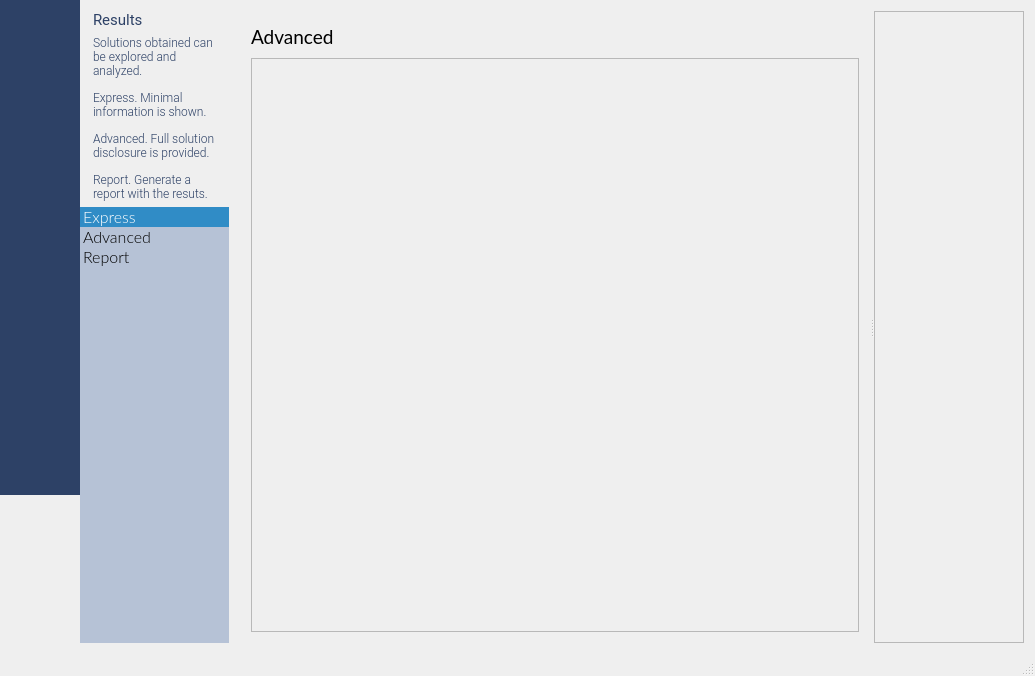
This is source/mainwidget.ui in emigdioz/LeafGP as Qt 5 draws it before an edit. The edited form follows.
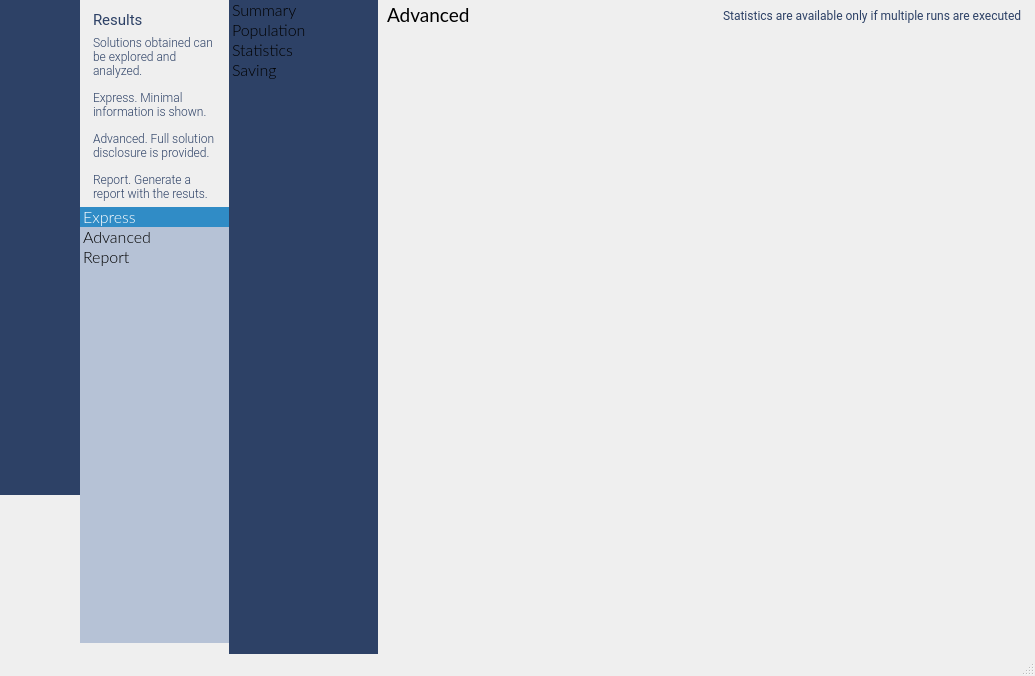
This is the edited form. The open tabs and pages were chosen to show the change. Icons and pictures are not drawn. Custom widgets are drawn as their Qt base class.

```diff
--- a/source/mainwidget.ui
+++ b/source/mainwidget.ui
@@ -5497,15 +5497,170 @@
            </layout>
           </widget>
           <widget class="QWidget" name="pageResultsAdvanced">
+           <layout class="QGridLayout" name="gridLayout_96">
+            <property name="leftMargin">
+             <number>0</number>
+            </property>
+            <property name="topMargin">
+             <number>0</number>
+            </property>
+            <property name="rightMargin">
+             <number>0</number>
+            </property>
+            <property name="bottomMargin">
+             <number>0</number>
+            </property>
+            <property name="spacing">
+             <number>0</number>
+            </property>
+            <item row="0" column="0">
+             <widget class="QFrame" name="frame_36">
+              <property name="minimumSize">
+               <size>
+                <width>149</width>
+                <height>0</height>
+               </size>
+              </property>
+              <property name="maximumSize">
+               <size>
+                <width>149</width>
+                <height>16777215</height>
+               </size>
+              </property>
+              <property name="frameShape">
+               <enum>QFrame::NoFrame</enum>
+              </property>
+              <property name="frameShadow">
+               <enum>QFrame::Raised</enum>
+              </property>
            <layout class="QGridLayout" name="gridLayout_16">
+               <property name="leftMargin">
+                <number>0</number>
+               </property>
+               <property name="topMargin">
+                <number>0</number>
+               </property>
+               <property name="rightMargin">
+                <number>0</number>
+               </property>
+               <property name="bottomMargin">
+                <number>0</number>
+               </property>
+               <property name="spacing">
+                <number>0</number>
+               </property>
             <item row="0" column="0">
-             <widget class="QSplitter" name="splitter_4">
-              <property name="orientation">
-               <enum>Qt::Horizontal</enum>
-              </property>
-              <widget class="QWidget" name="verticalLayoutWidget_6">
+                <layout class="QVBoxLayout" name="verticalLayout_32">
+                 <item>
+                  <widget class="QListWidget" name="listWidgetResultsAdvanced">
+                   <property name="focusPolicy">
+                    <enum>Qt::NoFocus</enum>
+                   </property>
+                   <property name="styleSheet">
+                    <string notr="true">QListWidget 
+{ 
+	background: rgb(45,65,102);
+	border: none;
+	font-family: Lato;
+	font-weight: 200;
+	font-size:12pt;
+}
+
+QListWidget::item
+{
+	background-image: url(:/icons/resources/images/sidebar3_back_normal.png);
+	background-position: center;
+	width: 138px;
+	height: 45px;
+	padding-left: 10px;
+	color: rgb(182,194,214);
+}
+
+QListWidget::item:selected
+{
+	background-image: url(:/icons/resources/images/sidebar3_back_selected.png);
+	background-position: center;
+	color: rgb(255, 255, 255);
+}
+
+QListWidget::item:hover
+{
+	background-image: url(:/icons/resources/images/sidebar3_back_hover.png);
+	background-position: center;
+	color: rgb(255,255,255);
+}</string>
+                   </property>
+                   <property name="frameShape">
+                    <enum>QFrame::NoFrame</enum>
+                   </property>
+                   <property name="horizontalScrollBarPolicy">
+                    <enum>Qt::ScrollBarAlwaysOff</enum>
+                   </property>
+                   <property name="currentRow">
+                    <number>-1</number>
+                   </property>
+                   <item>
+                    <property name="text">
+                     <string>Summary</string>
+                    </property>
+                   </item>
+                   <item>
+                    <property name="text">
+                     <string>Population</string>
+                    </property>
+                   </item>
+                   <item>
+                    <property name="text">
+                     <string>Statistics</string>
+                    </property>
+                   </item>
+                   <item>
+                    <property name="text">
+                     <string>Saving</string>
+                    </property>
+                   </item>
+                  </widget>
+                 </item>
+                </layout>
+               </item>
+              </layout>
+             </widget>
+            </item>
+            <item row="0" column="1">
                <layout class="QVBoxLayout" name="verticalLayout_12">
                 <item>
+               <widget class="QFrame" name="frame_12">
+                <property name="maximumSize">
+                 <size>
+                  <width>16777215</width>
+                  <height>35</height>
+                 </size>
+                </property>
+                <property name="frameShape">
+                 <enum>QFrame::NoFrame</enum>
+                </property>
+                <property name="frameShadow">
+                 <enum>QFrame::Raised</enum>
+                </property>
+                <layout class="QGridLayout" name="gridLayout_97">
+                 <property name="leftMargin">
+                  <number>0</number>
+                 </property>
+                 <property name="topMargin">
+                  <number>0</number>
+                 </property>
+                 <property name="rightMargin">
+                  <number>0</number>
+                 </property>
+                 <property name="bottomMargin">
+                  <number>0</number>
+                 </property>
+                 <property name="spacing">
+                  <number>0</number>
+                 </property>
+                 <item row="0" column="0">
+                  <layout class="QHBoxLayout" name="horizontalLayout_8">
+                   <item>
                  <widget class="QLabel" name="label_15">
                   <property name="maximumSize">
                    <size>
@@ -5519,40 +5674,61 @@
 	font-family: Lato;
 	font-weight: normal;
 	font-size: 14pt;
+	padding: 5px;
 }</string>
                   </property>
                   <property name="text">
                    <string>Advanced</string>
                   </property>
+                    </widget>
+                   </item>
+                   <item>
+                    <widget class="QLabel" name="label_130">
+                     <property name="styleSheet">
+                      <string notr="true">QLabel
+{
+	font-family: Roboto;
+	font-weight: normal;
+	font-size: 9pt;
+	padding-left: 10px;
+	padding-right: 10px;
+	color: rgb(45,65,102);
+}</string>
+                     </property>
+                     <property name="text">
+                      <string>Statistics are available only if multiple runs are executed</string>
+                     </property>
+                    </widget>
+                   </item>
+                  </layout>
+                 </item>
+                </layout>
                  </widget>
                 </item>
                 <item>
                  <widget class="QFrame" name="frame_15">
                   <property name="frameShape">
-                   <enum>QFrame::StyledPanel</enum>
+                 <enum>QFrame::NoFrame</enum>
                   </property>
                   <property name="frameShadow">
                    <enum>QFrame::Raised</enum>
                   </property>
+                <layout class="QGridLayout" name="gridLayout_98">
+                 <item row="0" column="0">
+                  <widget class="QStackedWidget" name="stackedWidgetResultsAdvanced">
+                   <property name="currentIndex">
+                    <number>3</number>
+                   </property>
+                   <widget class="QWidget" name="pageSummary_2"/>
+                   <widget class="QWidget" name="pagePopulation_3"/>
+                   <widget class="QWidget" name="pageStatistics_2"/>
+                   <widget class="QWidget" name="pageSaving"/>
                  </widget>
                 </item>
                </layout>
               </widget>
-              <widget class="QFrame" name="frame_16">
-               <property name="maximumSize">
-                <size>
-                 <width>150</width>
-                 <height>16777215</height>
-                </size>
-               </property>
-               <property name="frameShape">
-                <enum>QFrame::StyledPanel</enum>
-               </property>
-               <property name="frameShadow">
-                <enum>QFrame::Raised</enum>
-               </property>
-              </widget>
-             </widget>
+              </item>
+             </layout>
             </item>
            </layout>
           </widget>
```
Left out of the diff: 22 changed lines with no effect on the pictures. Lines whose indentation alone changed are shown as unchanged.
